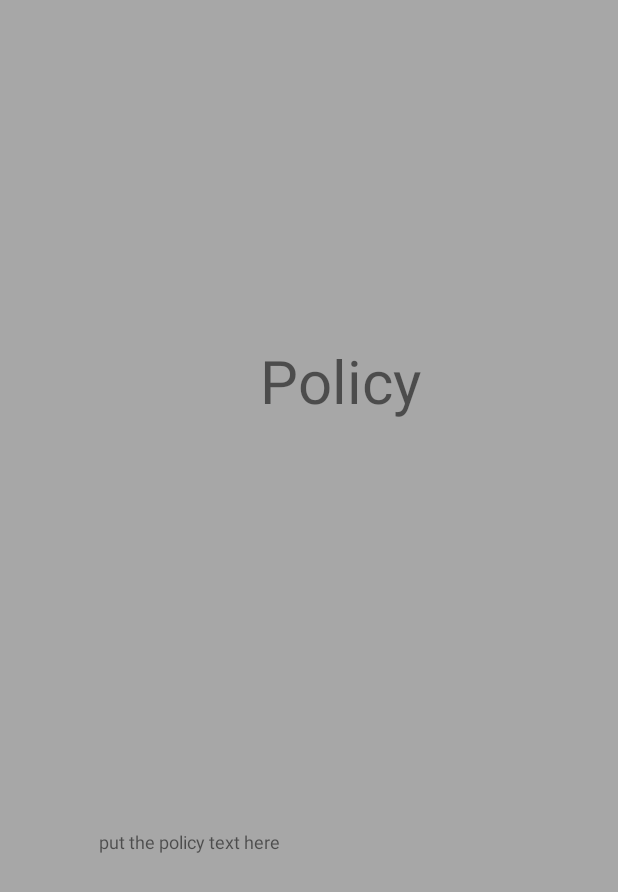
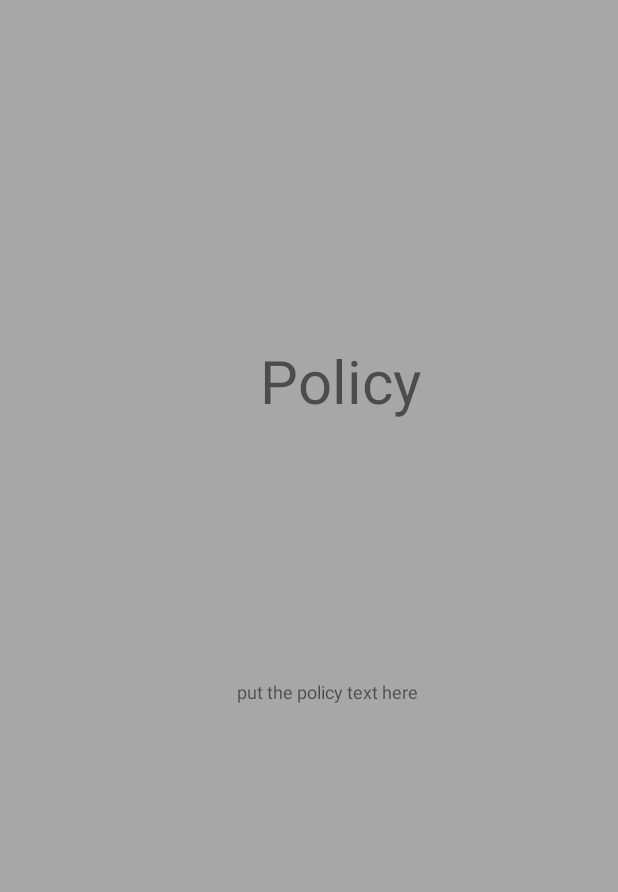
Before and after one commit to NickCoffin/Layout_Version, an Android app: the layout policy.xml on its own in the app's theme, with its tools: preview values and no code run, on a phone screen of 412 x 824 dp. Shown: the top 892 px of the screen. Run offline under Robolectric (Android 15) with nearby library versions, the phone set to English and light mode, and no system bars; network calls fail.

```diff
--- a/Android/Layout_Version/app/src/main/res/layout/activity_main.xml
+++ b/Android/Layout_Version/app/src/main/res/layout/activity_main.xml
@@ -65,7 +65,7 @@
         android:layout_width="match_parent"
         android:layout_height="wrap_content"
         android:layout_marginTop="50dp"
-        android:translationZ="1dp"
+        android:translationZ="20dp"
         app:layout_constraintTop_toTopOf="parent">
 
 
--- a/Android/Layout_Version/app/src/main/res/layout/policy.xml
+++ b/Android/Layout_Version/app/src/main/res/layout/policy.xml
@@ -25,13 +25,13 @@
         android:id="@+id/policytext"
         android:layout_width="125dp"
         android:layout_height="30dp"
-        android:layout_marginBottom="248dp"
+        android:layout_marginBottom="348dp"
         android:gravity="center"
         android:text="put the policy text here"
         android:textSize="12sp"
         app:layout_constraintBottom_toBottomOf="parent"
         app:layout_constraintEnd_toEndOf="parent"
-        app:layout_constraintHorizontal_bias="0.22"
+        app:layout_constraintHorizontal_bias="0.541"
         app:layout_constraintLeft_toLeftOf="parent"
         app:layout_constraintRight_toRightOf="parent"
         app:layout_constraintStart_toStartOf="parent" />
```
